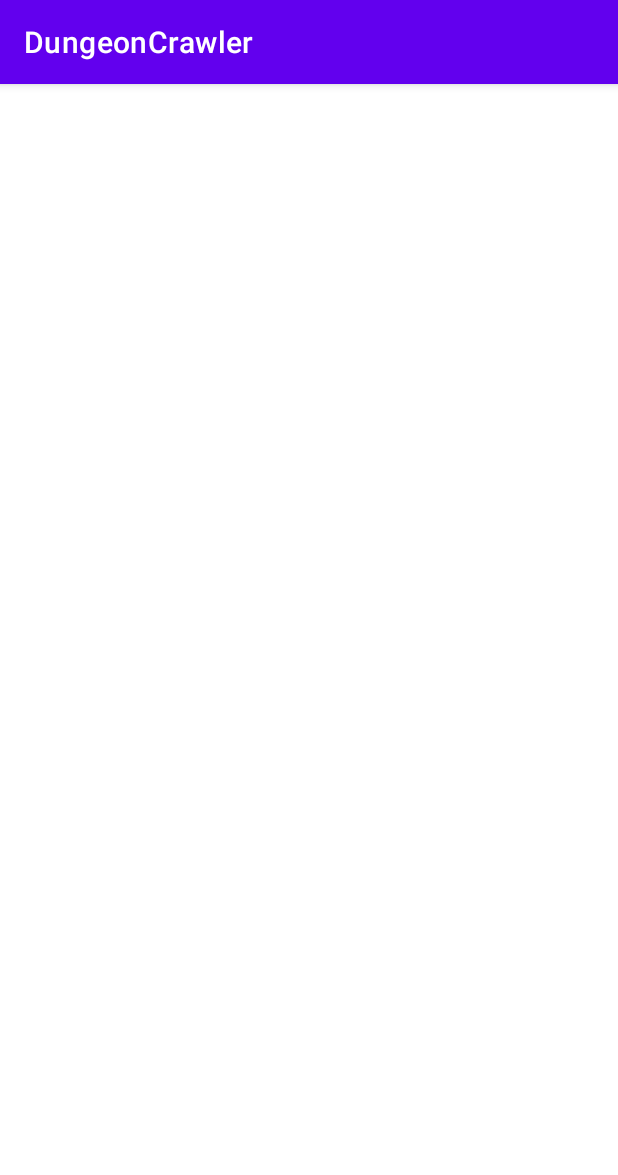
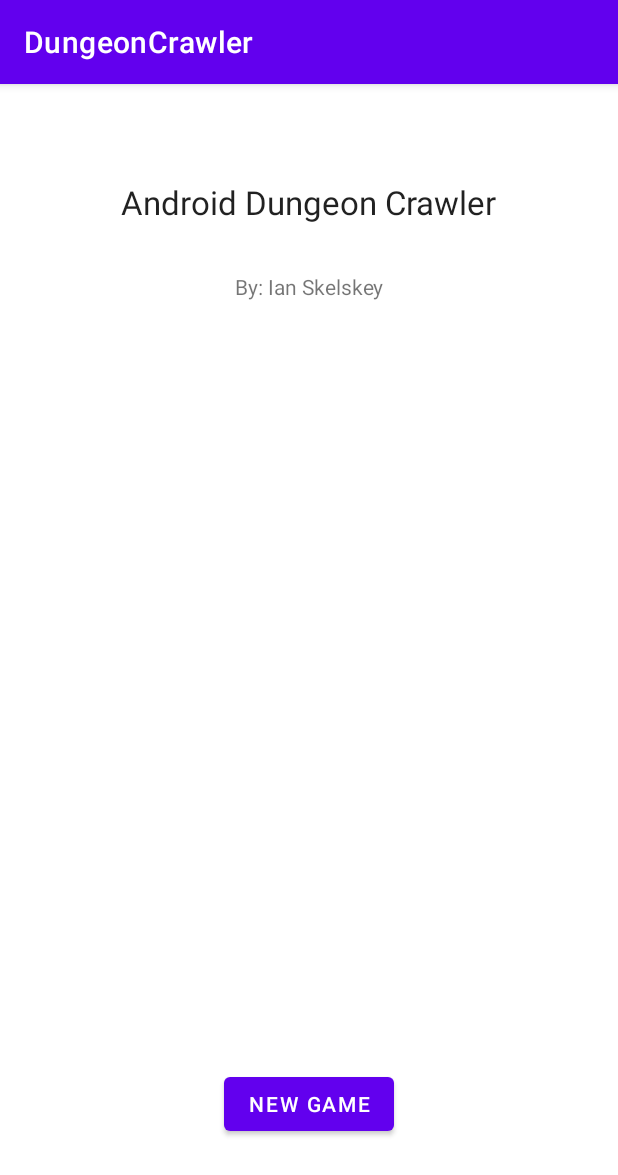
Before and after one commit to IanSkelskey/AndroidDungeonCrawler, an Android app: the screen it shows after launch (MainActivity before the commit, TitleScreen after it), on a phone screen of 412 x 824 dp. Shown: the top 1175 px of the screen. Run offline under Robolectric (Android 15) with nearby library versions, the phone set to English and light mode, and no system bars.

Commit message:
Create title screen layout

```diff
--- a/app/src/main/AndroidManifest.xml
+++ b/app/src/main/AndroidManifest.xml
@@ -9,7 +9,7 @@
         android:roundIcon="@mipmap/ic_launcher_round"
         android:supportsRtl="true"
         android:theme="@style/Theme.DungeonCrawler">
-        <activity android:name=".MainActivity"
+        <activity android:name=".TitleScreen"
             android:exported="true">
             <intent-filter>
                 <action android:name="android.intent.action.MAIN" />
--- a/app/src/main/java/com/example/dungeoncrawler/MainActivity.java
+++ b/app/src/main/java/com/example/dungeoncrawler/TitleScreen.java
@@ -4,11 +4,11 @@ import androidx.appcompat.app.AppCompatActivity;
 
 import android.os.Bundle;
 
-public class MainActivity extends AppCompatActivity {
+public class TitleScreen extends AppCompatActivity {
 
     @Override
     protected void onCreate(Bundle savedInstanceState) {
         super.onCreate(savedInstanceState);
-        setContentView(R.layout.activity_main);
+        setContentView(R.layout.title_screen);
     }
 }
--- a/app/src/main/res/layout/activity_main.xml
+++ /dev/null
@@ -1,7 +0,0 @@
-<?xml version="1.0" encoding="utf-8"?>
-<androidx.constraintlayout.widget.ConstraintLayout xmlns:android="http://schemas.android.com/apk/res/android"
-    xmlns:app="http://schemas.android.com/apk/res-auto"
-    xmlns:tools="http://schemas.android.com/tools"
-    android:layout_width="match_parent"
-    android:layout_height="match_parent"
-    tools:context=".MainActivity"/>
--- /dev/null
+++ b/app/src/main/res/layout/title_screen.xml
@@ -0,0 +1,39 @@
+<?xml version="1.0" encoding="utf-8"?>
+<androidx.constraintlayout.widget.ConstraintLayout xmlns:android="http://schemas.android.com/apk/res/android"
+    xmlns:app="http://schemas.android.com/apk/res-auto"
+    xmlns:tools="http://schemas.android.com/tools"
+    android:layout_width="match_parent"
+    android:layout_height="match_parent"
+    tools:context=".TitleScreen">
+
+    <TextView
+        android:id="@+id/titleLbl"
+        android:layout_width="wrap_content"
+        android:layout_height="wrap_content"
+        android:layout_marginTop="64dp"
+        android:text="@string/title"
+        android:textAppearance="@style/TextAppearance.AppCompat.Large"
+        app:layout_constraintEnd_toEndOf="parent"
+        app:layout_constraintStart_toStartOf="parent"
+        app:layout_constraintTop_toTopOf="parent" />
+
+    <TextView
+        android:id="@+id/author"
+        android:layout_width="wrap_content"
+        android:layout_height="wrap_content"
+        android:layout_marginTop="32dp"
+        android:text="@string/author"
+        app:layout_constraintEnd_toEndOf="parent"
+        app:layout_constraintStart_toStartOf="parent"
+        app:layout_constraintTop_toBottomOf="@+id/titleLbl" />
+
+    <Button
+        android:id="@+id/newGameBtn"
+        android:layout_width="wrap_content"
+        android:layout_height="wrap_content"
+        android:layout_marginBottom="64dp"
+        android:text="@string/new_game"
+        app:layout_constraintBottom_toBottomOf="parent"
+        app:layout_constraintEnd_toEndOf="parent"
+        app:layout_constraintStart_toStartOf="parent" />
+</androidx.constraintlayout.widget.ConstraintLayout>
--- a/app/src/main/res/values/strings.xml
+++ b/app/src/main/res/values/strings.xml
@@ -1,3 +1,6 @@
 <resources>
     <string name="app_name">DungeonCrawler</string>
+    <string name="title">Android Dungeon Crawler</string>
+    <string name="author">By: Ian Skelskey</string>
+    <string name="new_game">New Game</string>
 </resources>
```
